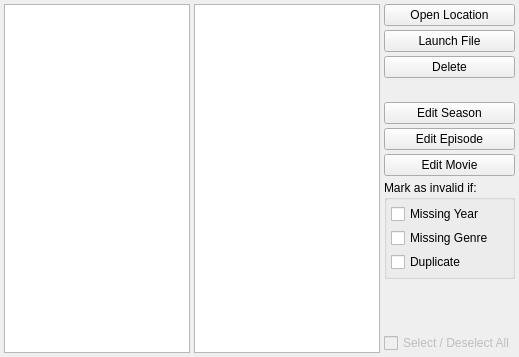
rexMingla/my-renamer, file src/trunk/ui/ui_WorkBench.ui: the form before one commit.
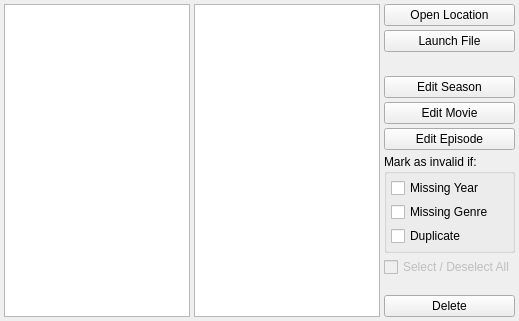
The form after the commit.

The edit to the form file:
```diff
--- a/src/trunk/ui/ui_WorkBench.ui
+++ b/src/trunk/ui/ui_WorkBench.ui
@@ -7,7 +7,7 @@
     <x>0</x>
     <y>0</y>
     <width>519</width>
-    <height>357</height>
+    <height>321</height>
    </rect>
   </property>
   <property name="windowTitle">
@@ -86,19 +86,6 @@
        </property>
       </widget>
      </item>
-     <item>
-      <widget class="QPushButton" name="deleteButton">
-       <property name="enabled">
-        <bool>true</bool>
-       </property>
-       <property name="toolTip">
-        <string>Delete to recycling bin</string>
-       </property>
-       <property name="text">
-        <string>Delete</string>
-       </property>
-      </widget>
-     </item>
      <item>
       <spacer name="verticalSpacer_2">
        <property name="orientation">
@@ -128,19 +115,6 @@
        </property>
       </widget>
      </item>
-     <item>
-      <widget class="QPushButton" name="editEpisodeButton">
-       <property name="enabled">
-        <bool>true</bool>
-       </property>
-       <property name="toolTip">
-        <string>Edit selected episode</string>
-       </property>
-       <property name="text">
-        <string>Edit Episode</string>
-       </property>
-      </widget>
-     </item>
      <item>
       <widget class="QPushButton" name="editMovieButton">
        <property name="enabled">
@@ -154,6 +128,19 @@
        </property>
       </widget>
      </item>
+     <item>
+      <widget class="QPushButton" name="editEpisodeButton">
+       <property name="enabled">
+        <bool>true</bool>
+       </property>
+       <property name="toolTip">
+        <string>Edit selected episode</string>
+       </property>
+       <property name="text">
+        <string>Edit Episode</string>
+       </property>
+      </widget>
+     </item>
      <item>
       <widget class="QGroupBox" name="movieGroupBox">
        <property name="enabled">
@@ -205,19 +192,6 @@
        </layout>
       </widget>
      </item>
-     <item>
-      <spacer name="verticalSpacer">
-       <property name="orientation">
-        <enum>Qt::Vertical</enum>
-       </property>
-       <property name="sizeHint" stdset="0">
-        <size>
-         <width>20</width>
-         <height>40</height>
-        </size>
-       </property>
-      </spacer>
-     </item>
      <item>
       <widget class="QCheckBox" name="selectAllCheckBox">
        <property name="enabled">
@@ -234,6 +208,32 @@
        </property>
       </widget>
      </item>
+     <item>
+      <spacer name="verticalSpacer_3">
+       <property name="orientation">
+        <enum>Qt::Vertical</enum>
+       </property>
+       <property name="sizeHint" stdset="0">
+        <size>
+         <width>20</width>
+         <height>40</height>
+        </size>
+       </property>
+      </spacer>
+     </item>
+     <item>
+      <widget class="QPushButton" name="deleteButton">
+       <property name="enabled">
+        <bool>true</bool>
+       </property>
+       <property name="toolTip">
+        <string>Delete to recycling bin</string>
+       </property>
+       <property name="text">
+        <string>Delete</string>
+       </property>
+      </widget>
+     </item>
     </layout>
    </item>
   </layout>
```
